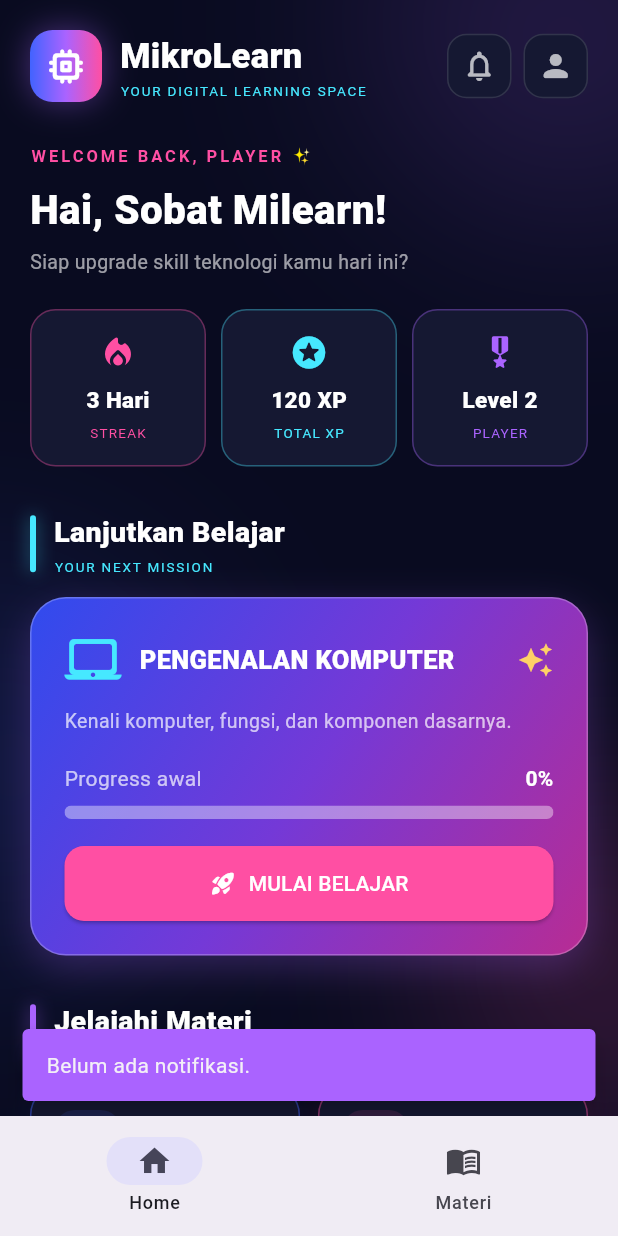
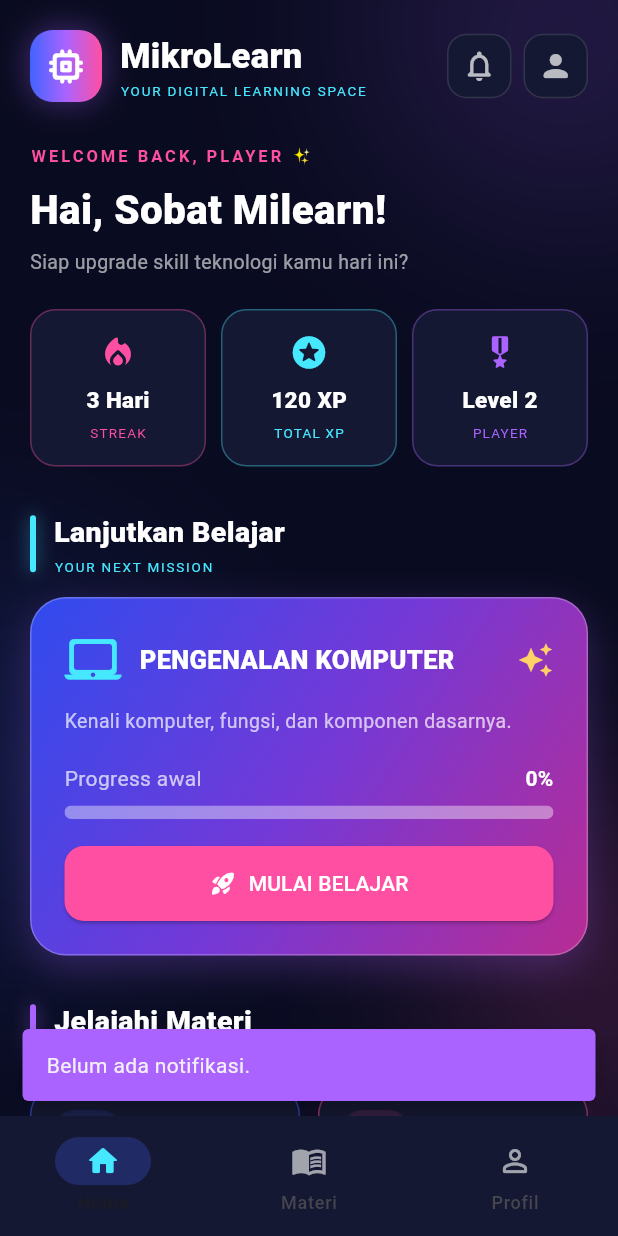
Before and after one commit to istik3373-cell/MicroLearn, a Flutter app: the screen it shows after launch, after a tap on the "notifications none" icon, on a phone screen of 412 x 824 dp. Run offline on Flutter 3.47's test engine with Material 3 defaults, Android fonts, the phone set to English and light mode, and no system bars.

Commit message:
tambah profil

```diff
--- a/lib/main.dart
+++ b/lib/main.dart
@@ -1,6 +1,8 @@
+
 import 'package:flutter/material.dart';
 import 'home.dart';
 import 'materi.dart';
+import 'profil.dart';
 
 void main() {
   runApp(const MikroLearnApp());
@@ -24,7 +26,7 @@ class MikroLearnApp extends StatelessWidget {
         colorScheme: ColorScheme.fromSeed(
           seedColor: const Color(0xFF4F46E5),
         ),
-        scaffoldBackgroundColor: const Color(0xFFF8F9FC),
+        scaffoldBackgroundColor: const Color(0xFF090B20),
       ),
 
       home: const MainPage(),
@@ -47,17 +49,20 @@ class _MainPageState extends State<MainPage> {
   int selectedIndex = 0;
 
   // ===================================================
-  // HALAMAN UTAMA YANG BISA DIAKSES
+  // DAFTAR HALAMAN
   // ===================================================
 
   final List<Widget> pages = const [
     HomePage(),
     MateriPage(),
+    ProfilPage(),
   ];
 
   @override
   Widget build(BuildContext context) {
     return Scaffold(
+      backgroundColor: const Color(0xFF090B20),
+
       // Menampilkan halaman sesuai menu yang dipilih
       body: IndexedStack(
         index: selectedIndex,
@@ -69,6 +74,9 @@ class _MainPageState extends State<MainPage> {
       // =================================================
 
       bottomNavigationBar: NavigationBar(
+        backgroundColor: const Color(0xFF141832),
+        indicatorColor: const Color(0xFF4263FF).withValues(alpha: 0.25),
+        elevation: 0,
         selectedIndex: selectedIndex,
 
         onDestinationSelected: (index) {
@@ -77,17 +85,43 @@ class _MainPageState extends State<MainPage> {
           });
         },
 
+        labelBehavior: NavigationDestinationLabelBehavior.alwaysShow,
+
         destinations: const [
           NavigationDestination(
-            icon: Icon(Icons.home_outlined),
-            selectedIcon: Icon(Icons.home),
+            icon: Icon(
+              Icons.home_outlined,
+              color: Colors.white60,
+            ),
+            selectedIcon: Icon(
+              Icons.home_rounded,
+              color: Color(0xFF46E8FF),
+            ),
             label: 'Home',
           ),
 
           NavigationDestination(
-            icon: Icon(Icons.menu_book_outlined),
-            selectedIcon: Icon(Icons.menu_book),
+            icon: Icon(
+              Icons.menu_book_outlined,
+              color: Colors.white60,
+            ),
+            selectedIcon: Icon(
+              Icons.menu_book_rounded,
+              color: Color(0xFF46E8FF),
+            ),
             label: 'Materi',
+          ),
+
+          NavigationDestination(
+            icon: Icon(
+              Icons.person_outline_rounded,
+              color: Colors.white60,
+            ),
+            selectedIcon: Icon(
+              Icons.person_rounded,
+              color: Color(0xFFFF4FA3),
+            ),
+            label: 'Profil',
           ),
         ],
       ),
--- /dev/null
+++ b/lib/profil.dart
@@ -0,0 +1,493 @@
+
+import 'package:flutter/material.dart';
+
+const Color profilBg = Color(0xFF090B20);
+const Color profilCard = Color(0xFF141832);
+const Color profilBlue = Color(0xFF4263FF);
+const Color profilPink = Color(0xFFFF4FA3);
+const Color profilCyan = Color(0xFF46E8FF);
+
+class ProfilPage extends StatefulWidget {
+  const ProfilPage({super.key});
+
+  @override
+  State<ProfilPage> createState() => _ProfilPageState();
+}
+
+class _ProfilPageState extends State<ProfilPage> {
+  String nama = 'Pengguna MikroLearn';
+  String kelas = 'Siswa';
+  bool notifikasi = true;
+
+  void editProfil() {
+    final namaController = TextEditingController(text: nama);
+    final kelasController = TextEditingController(text: kelas);
+
+    showDialog(
+      context: context,
+      builder: (dialogContext) => AlertDialog(
+        backgroundColor: profilCard,
+        title: const Text(
+          'Edit Profil',
+          style: TextStyle(color: Colors.white),
+        ),
+        content: Column(
+          mainAxisSize: MainAxisSize.min,
+          children: [
+            TextField(
+              controller: namaController,
+              style: const TextStyle(color: Colors.white),
+              decoration: _inputDecoration('Nama pengguna'),
+            ),
+            const SizedBox(height: 14),
+            TextField(
+              controller: kelasController,
+              style: const TextStyle(color: Colors.white),
+              decoration: _inputDecoration('Kelas'),
+            ),
+          ],
+        ),
+        actions: [
+          TextButton(
+            onPressed: () => Navigator.pop(dialogContext),
+            child: const Text(
+              'Batal',
+              style: TextStyle(color: Colors.white60),
+            ),
+          ),
+          ElevatedButton(
+            style: ElevatedButton.styleFrom(
+              backgroundColor: profilPink,
+              foregroundColor: Colors.white,
+            ),
+            onPressed: () {
+              setState(() {
+                if (namaController.text.trim().isNotEmpty) {
+                  nama = namaController.text.trim();
+                }
+                if (kelasController.text.trim().isNotEmpty) {
+                  kelas = kelasController.text.trim();
+                }
+              });
+              Navigator.pop(dialogContext);
+            },
+            child: const Text('Simpan'),
+          ),
+        ],
+      ),
+    );
+  }
+
+  InputDecoration _inputDecoration(String label) {
+    return InputDecoration(
+      labelText: label,
+      labelStyle: const TextStyle(color: profilCyan),
+      enabledBorder: OutlineInputBorder(
+        borderRadius: BorderRadius.circular(12),
+        borderSide: const BorderSide(color: Colors.white24),
+      ),
+      focusedBorder: OutlineInputBorder(
+        borderRadius: BorderRadius.circular(12),
+        borderSide: const BorderSide(color: profilPink),
+      ),
+    );
+  }
+
+  @override
+  Widget build(BuildContext context) {
+    return Scaffold(
+      backgroundColor: profilBg,
+      body: SafeArea(
+        child: Center(
+          child: ConstrainedBox(
+            constraints: const BoxConstraints(maxWidth: 760),
+            child: CustomScrollView(
+              slivers: [
+                SliverToBoxAdapter(
+                  child: Padding(
+                    padding: const EdgeInsets.fromLTRB(22, 22, 22, 8),
+                    child: Row(
+                      children: [
+                        Container(
+                          padding: const EdgeInsets.all(12),
+                          decoration: BoxDecoration(
+                            color: profilBlue.withValues(alpha: 0.16),
+                            borderRadius: BorderRadius.circular(14),
+                          ),
+                          child: const Icon(
+                            Icons.person_outline_rounded,
+                            color: profilCyan,
+                            size: 25,
+                          ),
+                        ),
+                        const SizedBox(width: 14),
+                        const Expanded(
+                          child: Column(
+                            crossAxisAlignment: CrossAxisAlignment.start,
+                            children: [
+                              Text(
+                                'MY PROFILE',
+                                style: TextStyle(
+                                  color: profilCyan,
+                                  fontSize: 11,
+                                  letterSpacing: 2.2,
+                                  fontWeight: FontWeight.bold,
+                                ),
+                              ),
+                              SizedBox(height: 4),
+                              Text(
+                                'Profil Saya',
+                                style: TextStyle(
+                                  color: Colors.white,
+                                  fontSize: 25,
+                                  fontWeight: FontWeight.bold,
+                                ),
+                              ),
+                            ],
+                          ),
+                        ),
+                        IconButton(
+                          tooltip: 'Edit profil',
+                          onPressed: editProfil,
+                          icon: const Icon(
+                            Icons.edit_outlined,
+                            color: profilPink,
+                          ),
+                        ),
+                      ],
+                    ),
+                  ),
+                ),
+
+                // Kartu identitas pengguna
+                SliverToBoxAdapter(
+                  child: Padding(
+                    padding: const EdgeInsets.all(22),
+                    child: Container(
+                      padding: const EdgeInsets.all(22),
+                      decoration: BoxDecoration(
+                        borderRadius: BorderRadius.circular(26),
+                        gradient: const LinearGradient(
+                          colors: [
+                            Color(0xFF20265A),
+                            Color(0xFF171A38),
+                            Color(0xFF321A48),
+                          ],
+                          begin: Alignment.topLeft,
+                          end: Alignment.bottomRight,
+                        ),
+                        border: Border.all(
+                          color: profilBlue.withValues(alpha: 0.65),
+                        ),
+                        boxShadow: [
+                          BoxShadow(
+                            color: profilBlue.withValues(alpha: 0.12),
+                            blurRadius: 24,
+                            spreadRadius: 1,
+                          ),
+                        ],
+                      ),
+                      child: Column(
+                        children: [
+                          Container(
+                            width: 94,
+                            height: 94,
+                            decoration: BoxDecoration(
+                              shape: BoxShape.circle,
+                              gradient: const LinearGradient(
+                                colors: [profilPink, profilBlue, profilCyan],
+                              ),
+                              boxShadow: [
+                                BoxShadow(
+                                  color: profilPink.withValues(alpha: 0.25),
+                                  blurRadius: 22,
+                                ),
+                              ],
+                            ),
+                            child: const Icon(
+                              Icons.person_rounded,
+                              size: 56,
+                              color: Colors.white,
+                            ),
+                          ),
+                          const SizedBox(height: 18),
+                          Text(
+                            nama,
+                            textAlign: TextAlign.center,
+                            style: const TextStyle(
+                              color: Colors.white,
+                              fontSize: 21,
+                              fontWeight: FontWeight.bold,
+                            ),
+                          ),
+                          const SizedBox(height: 7),
+                          Text(
+                            kelas,
+                            style: const TextStyle(
+                              color: profilCyan,
+                              fontSize: 14,
+                            ),
+                          ),
+                          const SizedBox(height: 16),
+                          Container(
+                            padding: const EdgeInsets.symmetric(
+                              horizontal: 14,
+                              vertical: 8,
+                            ),
+                            decoration: BoxDecoration(
+                              color: profilPink.withValues(alpha: 0.13),
+                              borderRadius: BorderRadius.circular(30),
+                              border: Border.all(
+                                color: profilPink.withValues(alpha: 0.5),
+                              ),
+                            ),
+                            child: const Row(
+                              mainAxisSize: MainAxisSize.min,
+                              children: [
+                                Icon(
+                                  Icons.auto_awesome_rounded,
+                                  color: profilPink,
+                                  size: 16,
+                                ),
+                                SizedBox(width: 7),
+                                Text(
+                                  'MikroLearn Student',
+                                  style: TextStyle(
+                                    color: Colors.white,
+                                    fontSize: 12,
+                                    fontWeight: FontWeight.w600,
+                                  ),
+                                ),
+                              ],
+                            ),
+                          ),
+                          const SizedBox(height: 18),
+                          SizedBox(
+                            width: double.infinity,
+                            child: OutlinedButton.icon(
+                              onPressed: editProfil,
+                              icon: const Icon(Icons.edit_outlined, size: 18),
+                              label: const Text('Edit Informasi Profil'),
+                              style: OutlinedButton.styleFrom(
+                                foregroundColor: Colors.white,
+                                side: const BorderSide(color: profilPink),
+                                padding: const EdgeInsets.symmetric(
+                                  vertical: 13,
+                                ),
+                                shape: RoundedRectangleBorder(
+                                  borderRadius: BorderRadius.circular(13),
+                                ),
+                              ),
+                            ),
+                          ),
+                        ],
+                      ),
+                    ),
+                  ),
+                ),
+
+                // Statistik belajar
+                const SliverToBoxAdapter(
+                  child: Padding(
+                    padding: EdgeInsets.fromLTRB(22, 0, 22, 14),
+                    child: Text(
+                      'Ringkasan Belajar',
+                      style: TextStyle(
+                        color: Colors.white,
+                        fontSize: 18,
+                        fontWeight: FontWeight.bold,
+                      ),
+                    ),
+                  ),
+                ),
+                SliverPadding(
+                  padding: const EdgeInsets.symmetric(horizontal: 22),
+                  sliver: SliverGrid(
+                    gridDelegate:
+                        const SliverGridDelegateWithMaxCrossAxisExtent(
+                      maxCrossAxisExtent: 220,
+                      mainAxisSpacing: 12,
+                      crossAxisSpacing: 12,
+                      mainAxisExtent: 125,
+                    ),
+                    delegate: SliverChildListDelegate([
+                      const _StatCard(
+                        icon: Icons.menu_book_rounded,
+                        title: 'Materi',
+                        value: '5',
+                        subtitle: 'Topik tersedia',
+                        color: profilBlue,
+                      ),
+                      const _StatCard(
+                        icon: Icons.quiz_rounded,
+                        title: 'Mini Quiz',
+                        value: '5',
+                        subtitle: 'Soal per sesi',
+                        color: profilPink,
+                      ),
+                      const _StatCard(
+                        icon: Icons.trending_up_rounded,
+                        title: 'Progress',
+                        value: '0%',
+                        subtitle: 'Belajar dimulai',
+                        color: profilCyan,
+                      ),
+                    ]),
+                  ),
+                ),
+
+                // Pengaturan
+                const SliverToBoxAdapter(
+                  child: Padding(
+                    padding: EdgeInsets.fromLTRB(22, 25, 22, 12),
+                    child: Text(
+                      'Pengaturan',
+                      style: TextStyle(
+                        color: Colors.white,
+                        fontSize: 18,
+                        fontWeight: FontWeight.bold,
+                      ),
+                    ),
+                  ),
+                ),
+                SliverToBoxAdapter(
+                  child: Padding(
+                    padding: const EdgeInsets.fromLTRB(22, 0, 22, 30),
+                    child: Container(
+                      decoration: BoxDecoration(
+                        color: profilCard,
+                        borderRadius: BorderRadius.circular(20),
+                        border: Border.all(color: Colors.white10),
+                      ),
+                      child: Column(
+                        children: [
+                          SwitchListTile(
+                            value: notifikasi,
+                            onChanged: (value) {
+                              setState(() => notifikasi = value);
+                            },
+                            activeThumbColor: profilCyan,
+                            secondary: const Icon(
+                              Icons.notifications_active_outlined,
+                              color: profilCyan,
+                            ),
+                            title: const Text(
+                              'Notifikasi',
+                              style: TextStyle(color: Colors.white),
+                            ),
+                            subtitle: const Text(
+                              'Atur preferensi notifikasi',
+                              style: TextStyle(
+                                color: Colors.white54,
+                                fontSize: 12,
+                              ),
+                            ),
+                          ),
+                          const Divider(color: Colors.white10, height: 1),
+                          ListTile(
+                            leading: const Icon(
+                              Icons.info_outline_rounded,
+                              color: profilPink,
+                            ),
+                            title: const Text(
+                              'Tentang MikroLearn',
+                              style: TextStyle(color: Colors.white),
+                            ),
+                            subtitle: const Text(
+                              'Media belajar komputer dan perangkatnya',
+                              style: TextStyle(
+                                color: Colors.white54,
+                                fontSize: 12,
+                              ),
+                            ),
+                            onTap: () {
+                              showAboutDialog(
+                                context: context,
+                                applicationName: 'MikroLearn',
+                                applicationVersion: '1.0.0',
+                                applicationLegalese:
+                                    'Media pembelajaran microlearning.',
+                              );
+                            },
+                          ),
+                        ],
+                      ),
+                    ),
+                  ),
+                ),
+              ],
+            ),
+          ),
+        ),
+      ),
+    );
+  }
+}
+
+class _StatCard extends StatelessWidget {
+  final IconData icon;
+  final String title;
+  final String value;
+  final String subtitle;
+  final Color color;
+
+  const _StatCard({
+    required this.icon,
+    required this.title,
+    required this.value,
+    required this.subtitle,
+    required this.color,
+  });
+
+  @override
+  Widget build(BuildContext context) {
+    return Container(
+      padding: const EdgeInsets.all(15),
+      decoration: BoxDecoration(
+        color: profilCard,
+        borderRadius: BorderRadius.circular(19),
+        border: Border.all(color: color.withValues(alpha: 0.35)),
+      ),
+      child: Column(
+        crossAxisAlignment: CrossAxisAlignment.start,
+        mainAxisAlignment: MainAxisAlignment.spaceBetween,
+        children: [
+          Row(
+            children: [
+              Icon(icon, color: color, size: 19),
+              const SizedBox(width: 7),
+              Expanded(
+                child: Text(
+                  title,
+                  maxLines: 1,
+                  overflow: TextOverflow.ellipsis,
+                  style: const TextStyle(
+                    color: Colors.white70,
+                    fontSize: 12,
+                  ),
+                ),
+              ),
+            ],
+          ),
+          Text(
+            value,
+            style: TextStyle(
+              color: color,
+              fontSize: 25,
+              fontWeight: FontWeight.bold,
+            ),
+          ),
+          Text(
+            subtitle,
+            maxLines: 1,
+            overflow: TextOverflow.ellipsis,
+            style: const TextStyle(
+              color: Colors.white54,
+              fontSize: 10,
+            ),
+          ),
+        ],
+      ),
+    );
+  }
+}
```
